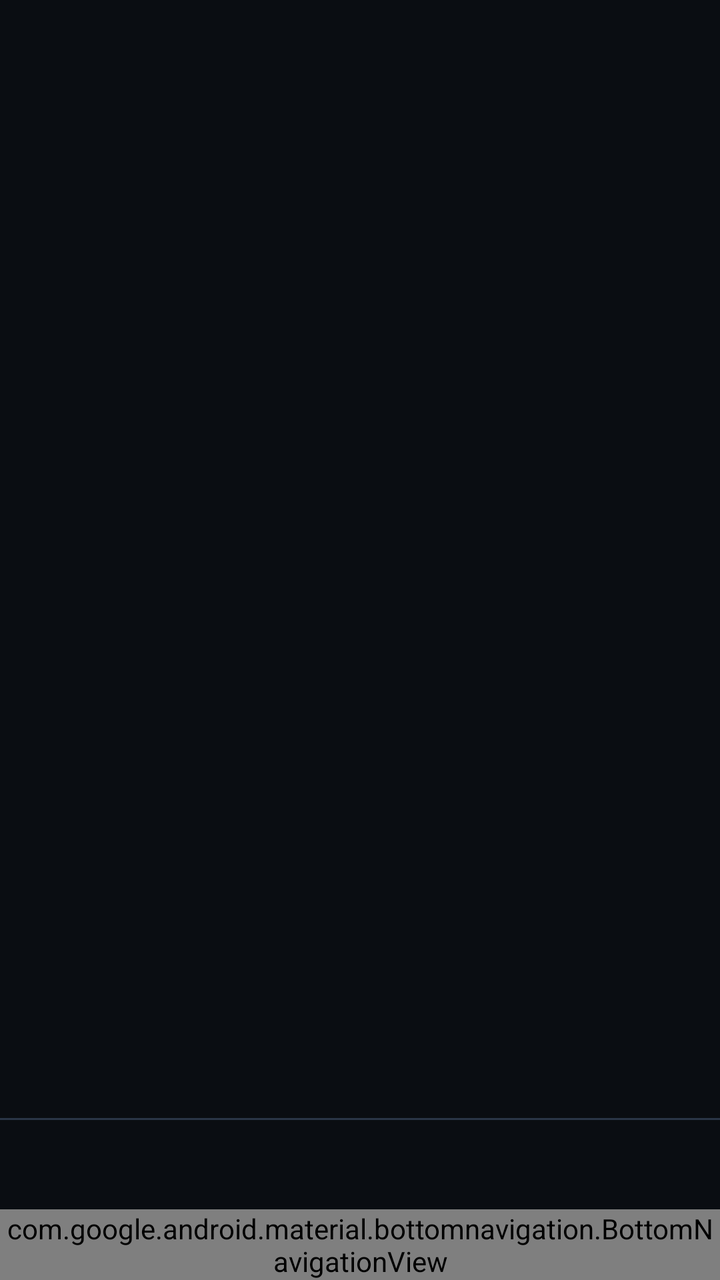
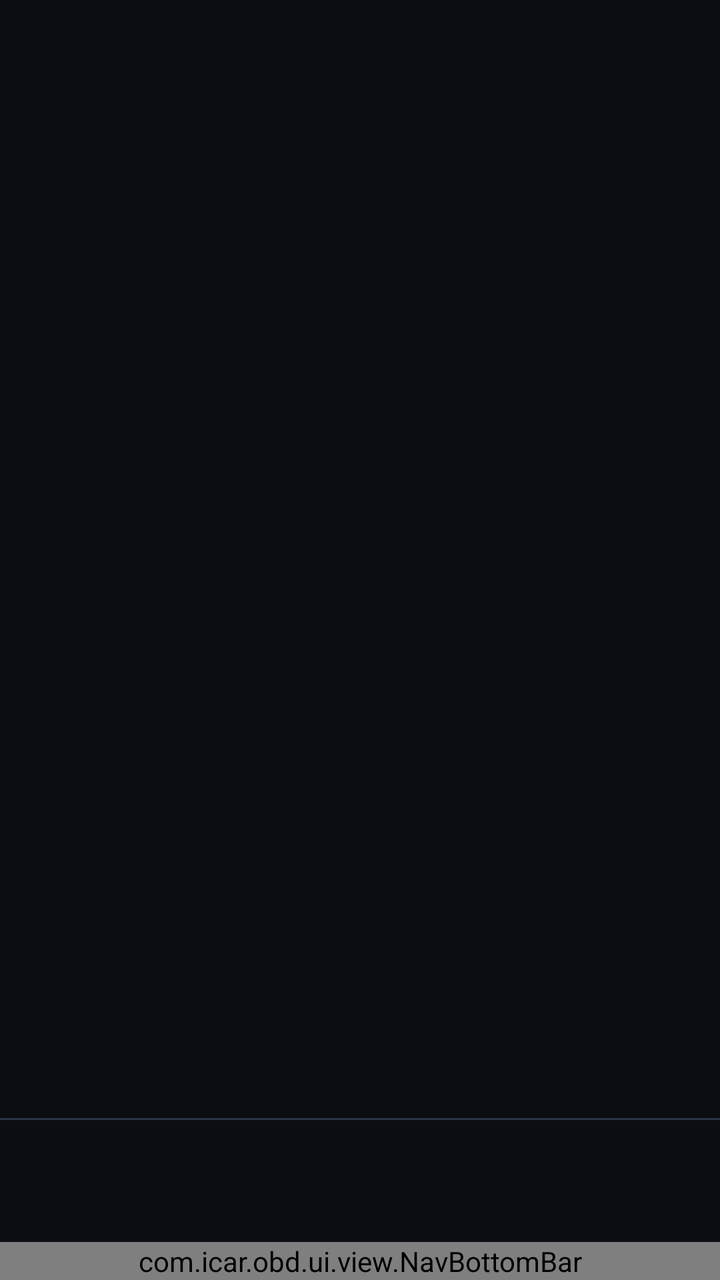

An Android layout rendered at two revisions. The XML below is the earlier revision; the diff shows what the commit changed to produce the second picture.
<!-- AndroidManifest.xml: activity theme Theme.ICarOBD -->
<!-- res/layout/activity_main.xml -->
<?xml version="1.0" encoding="utf-8"?>
<FrameLayout xmlns:android="http://schemas.android.com/apk/res/android"
    xmlns:app="http://schemas.android.com/apk/res-auto"
    android:id="@+id/rootLayout"
    android:layout_width="match_parent"
    android:layout_height="match_parent"
    android:background="@color/bg">

    
    <FrameLayout
        android:id="@+id/pageContainer"
        android:layout_width="match_parent"
        android:layout_height="match_parent" />

    
    <View
        android:id="@+id/navDivider"
        android:layout_width="match_parent"
        android:layout_height="1dp"
        android:layout_gravity="bottom"
        android:layout_marginBottom="80dp"
        android:background="@color/divider" />

    
    <com.google.android.material.bottomnavigation.BottomNavigationView
        android:id="@+id/navView"
        android:layout_width="match_parent"
        android:layout_height="wrap_content"
        android:layout_gravity="bottom"
        android:background="@color/bg_surface"
        android:elevation="8dp"
        app:itemActiveIndicatorStyle="@style/Widget.Material3.BottomNavigationView.ActiveIndicator"
        app:itemIconTint="@color/nav_item_color"
        app:itemTextColor="@color/nav_item_color"
        app:labelVisibilityMode="labeled"
        app:menu="@menu/bottom_nav" />
</FrameLayout>
<!-- resources referenced by this layout -->
<resources>
  <color name="bg">#FF0A0D12</color>
  <color name="bg_surface">#FF141A23</color>
  <color name="divider">#FF2A3547</color>
  <style name="Theme.ICarOBD" parent="Theme.Material3.Dark.NoActionBar">
          <item name="colorPrimary">@color/accent</item>
          <item name="colorOnPrimary">@color/bg</item>
          <item name="colorSecondary">@color/accent2</item>
          <item name="android:colorBackground">@color/bg</item>
          <item name="android:statusBarColor">@color/bg</item>
          <item name="android:navigationBarColor">@color/bg_surface</item>
          <item name="android:windowBackground">@color/bg</item>
          <item name="android:textColorPrimary">@color/text_primary</item>
          <item name="android:textColorSecondary">@color/text_secondary</item>
      </style>
  <color name="accent">#FF00D8FF</color>
  <color name="accent2">#FF7C5CFF</color>
  <color name="text_primary">#FFE8EEF7</color>
  <color name="text_secondary">#FF9AA8BC</color>
</resources>

<!-- the commit's change to res/layout/activity_main.xml (unified diff, before → after) -->
@@ -22,7 +22,7 @@
         android:background="@color/divider" />
 
     
-    <com.google.android.material.bottomnavigation.BottomNavigationView
+    <com.icar.obd.ui.view.NavBottomBar
         android:id="@+id/navView"
         android:layout_width="match_parent"
         android:layout_height="wrap_content"
